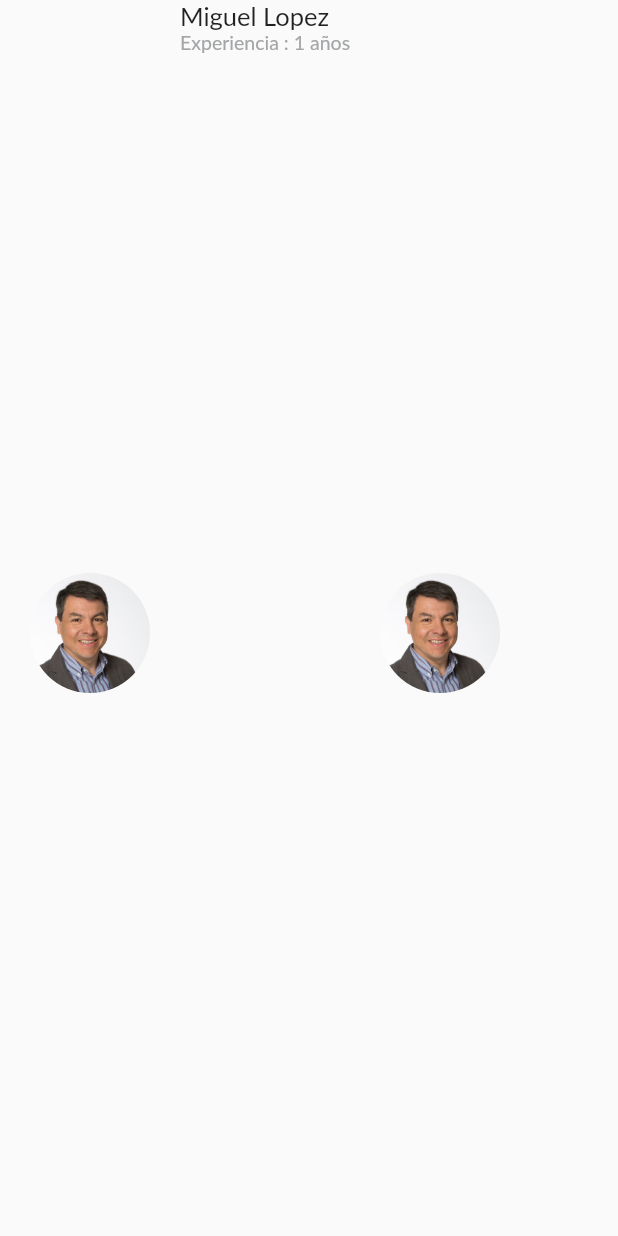
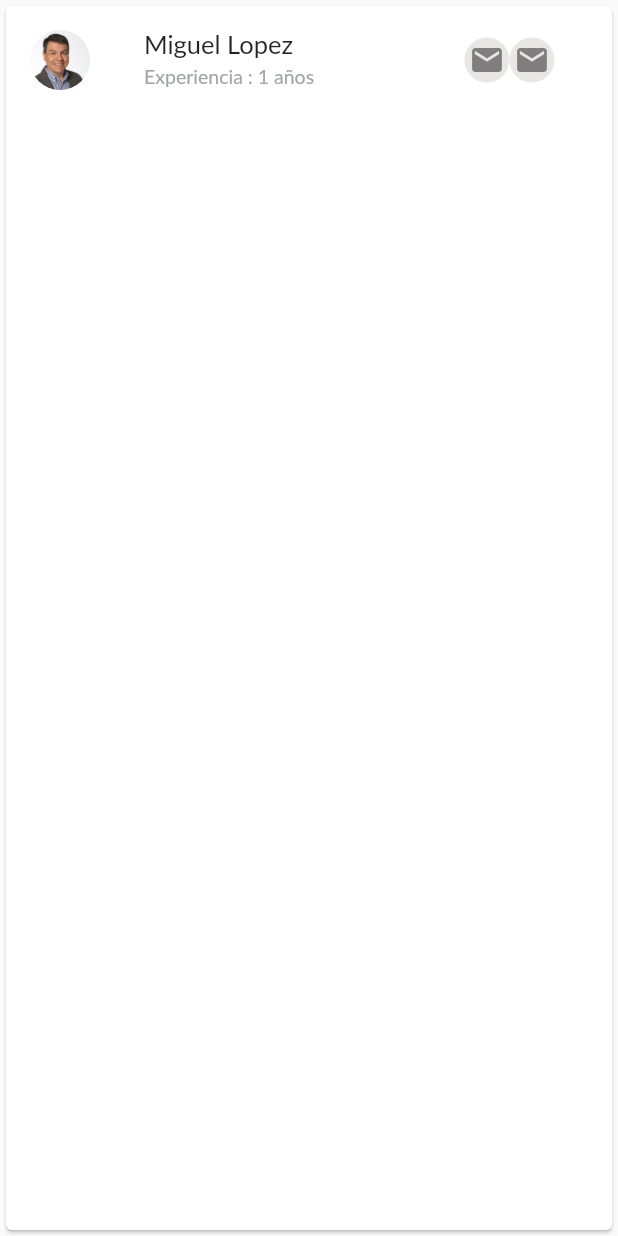
Before and after one commit to angelvargas/mytestappflutter, a Flutter app: the Review widget shown alone on an empty page, opened directly, on a phone screen of 412 x 824 dp. Run offline on Flutter 3.47's test engine with Material 2 defaults, Android fonts, the phone set to English and light mode, and no system bars; missing offline and left inert: dbcrypt, web3dart; network calls fail; Roboto replaces fonts that are missing (Lato).

Commit message:
tercer reto

```diff
--- a/lib/views/home/fragments/TercerReto.dart
+++ b/lib/views/home/fragments/TercerReto.dart
@@ -9,7 +9,7 @@ class TercerRetoState extends State<TercerReto> {
   @override
   Widget build(BuildContext context) {
     return ListView(
-      // crossAxisAlignment: CrossAxisAlignment.start,
+      // padding: EdgeInsets.only(top:10),
       scrollDirection: Axis.vertical,
       children: <Widget>[
         Review("assets/img/persona1.jpg", "Miguel Lopez", "Experiencia : 1 años"),
@@ -55,15 +55,17 @@ class Review extends StatelessWidget {
       ),
     );
 
-    final userDetails = Column(
-      crossAxisAlignment: CrossAxisAlignment.start,
-      children: <Widget>[username, userInfo],
-    );
+    final userDetails = Container(
+      width: MediaQuery.of(context).size.width * 0.6,
+      child: Column(
+        crossAxisAlignment: CrossAxisAlignment.start,
+        children: <Widget>[username, userInfo],
+    ));
 
     final photo = Container(
-      margin: EdgeInsets.only(top: 20.0, left: 20.0),
-      width: 80.0,
-      height: 80.0,
+      // margin: EdgeInsets.only(left: 20.0),
+      width: 40,
+      height: 40,
       decoration: BoxDecoration(
           shape: BoxShape.circle,
           image:
@@ -71,17 +73,46 @@ class Review extends StatelessWidget {
     );
 
     final actions = Container(
-      margin: EdgeInsets.only(top: 20.0, left: 20.0),
-      width: 80.0,
-      height: 80.0,
-      decoration: BoxDecoration(
-          shape: BoxShape.circle,
-          image:
-              DecorationImage(fit: BoxFit.cover, image: AssetImage(pathImage))),
+      width: MediaQuery.of(context).size.width * 0.2,
+      child: Row(
+        children: <Widget>[
+          Container(
+            child: Icon(Icons.mail),
+            width: 30.0,
+            height: 30.0,
+            decoration: BoxDecoration(
+              color: Color.fromRGBO(233, 230, 230, 1),
+              shape: BoxShape.circle,)
+          ),
+          Container(
+            child: Icon(Icons.mail),
+            width: 30.0,
+            height: 30.0,
+            decoration: BoxDecoration(
+              color: Color.fromRGBO(233, 230, 230, 1),
+              shape: BoxShape.circle,)
+          ),
+        ]
+      ),
+
     );
 
-    return Row(
-      children: <Widget>[photo, userDetails, actions],
+    // return Row(
+    //   children: <Widget>[photo, userDetails, actions],
+    // );
+    return Dismissible(
+      key: UniqueKey(),
+      child : Card(
+        child: Column(
+          children:<Widget>[ ListTile(
+            leading: photo,
+            title: username,
+            subtitle: userInfo,
+            trailing: actions,
+          )
+          ]
+        )
+      )
     );
   }
 }
--- a/lib/views/home/home_page.dart
+++ b/lib/views/home/home_page.dart
@@ -91,7 +91,7 @@ class HomePageState extends State<HomePage>{
           children: <Widget>[
             new UserAccountsDrawerHeader(
               accountName: new Text("John Doe"), accountEmail: null),
-            new Column(children: drawerOptions)
+              new Column(children: drawerOptions)
           ],
         ),
       ),
```
